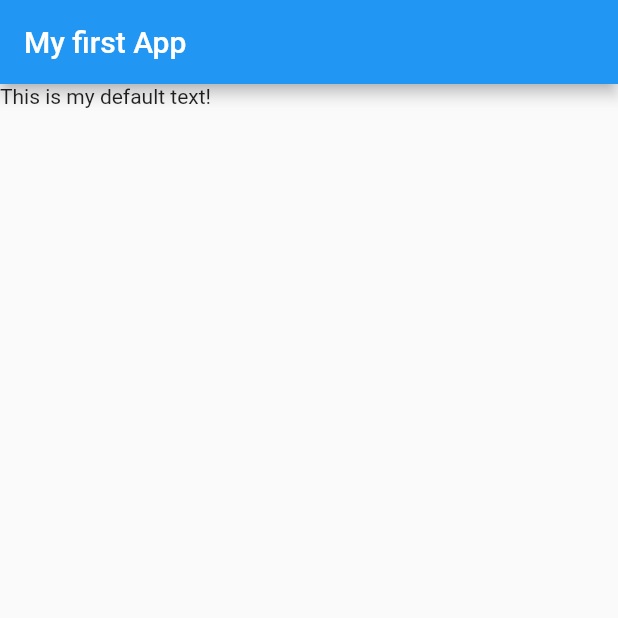
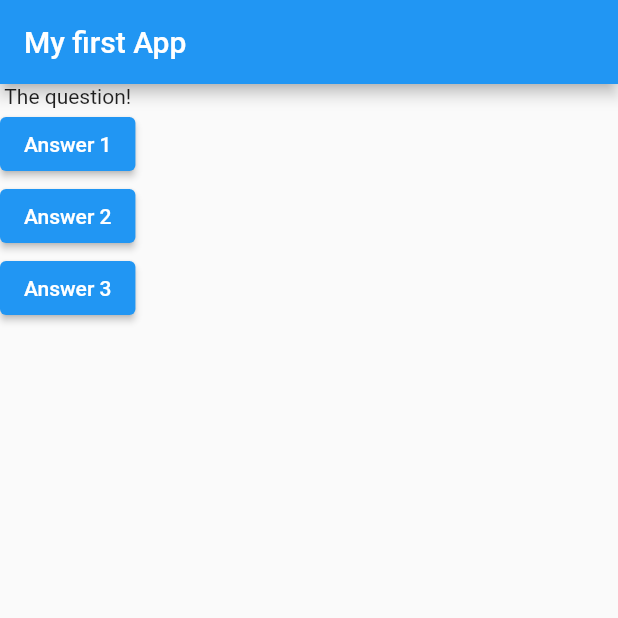
Before and after one commit to adriandallegrave/flutter, a Flutter app: the screen it shows after launch, on a phone screen of 412 x 824 dp, the top half of it. Run offline on Flutter 3.47's test engine with Material 2 defaults, Android fonts, the phone set to English and light mode, and no system bars.

Commit message:
quiz02 - feat: column, button, anonymous-functions

```diff
--- a/quiz_app/lib/main.dart
+++ b/quiz_app/lib/main.dart
@@ -1,3 +1,4 @@
+import 'package:flutter/foundation.dart';
 import 'package:flutter/material.dart';
 
 void main() => runApp(const MyApp());
@@ -5,14 +6,48 @@ void main() => runApp(const MyApp());
 class MyApp extends StatelessWidget {
   const MyApp({Key? key}) : super(key: key);
 
+  void answerQuestion() {
+    if (kDebugMode) {
+      print('Answer chosen!');
+    }
+  }
+
   @override
   Widget build(BuildContext context) {
+    var questions = [
+      'What\'s your favorite color?',
+    ];
+    questions.add('What\'s your favorite animarl?');
     return MaterialApp(
       home: Scaffold(
         appBar: AppBar(
           title: const Text('My first App'),
         ),
-        body: const Text('This is my default text!'),
+        body: Column(
+          children: [
+            const Text('The question!'),
+            ElevatedButton(
+              onPressed: answerQuestion,
+              child: const Text('Answer 1'),
+            ),
+            ElevatedButton(
+              child: const Text('Answer 2'),
+              onPressed: () {
+                if (kDebugMode) {
+                  print('Answer 2 chosen');
+                }
+              },
+            ),
+            ElevatedButton(
+              child: const Text('Answer 3'),
+              onPressed: () {
+                if (kDebugMode) {
+                  print('Answer 3 chosen');
+                }
+              },
+            ),
+          ],
+        ),
       ),
     );
   }
```
